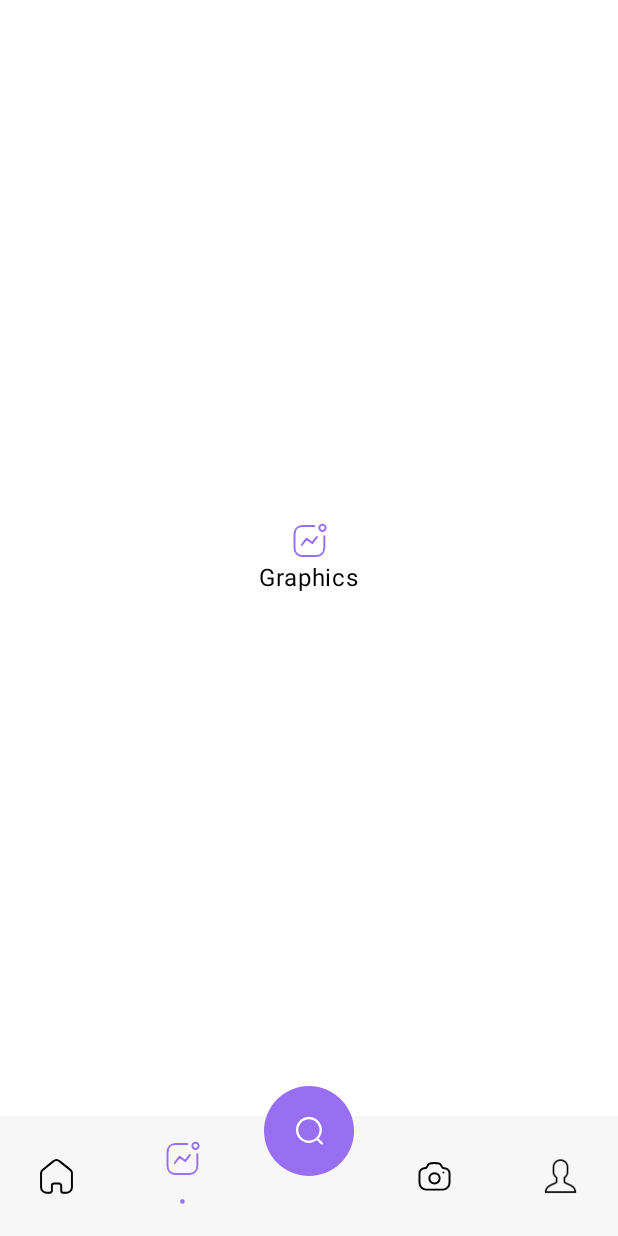
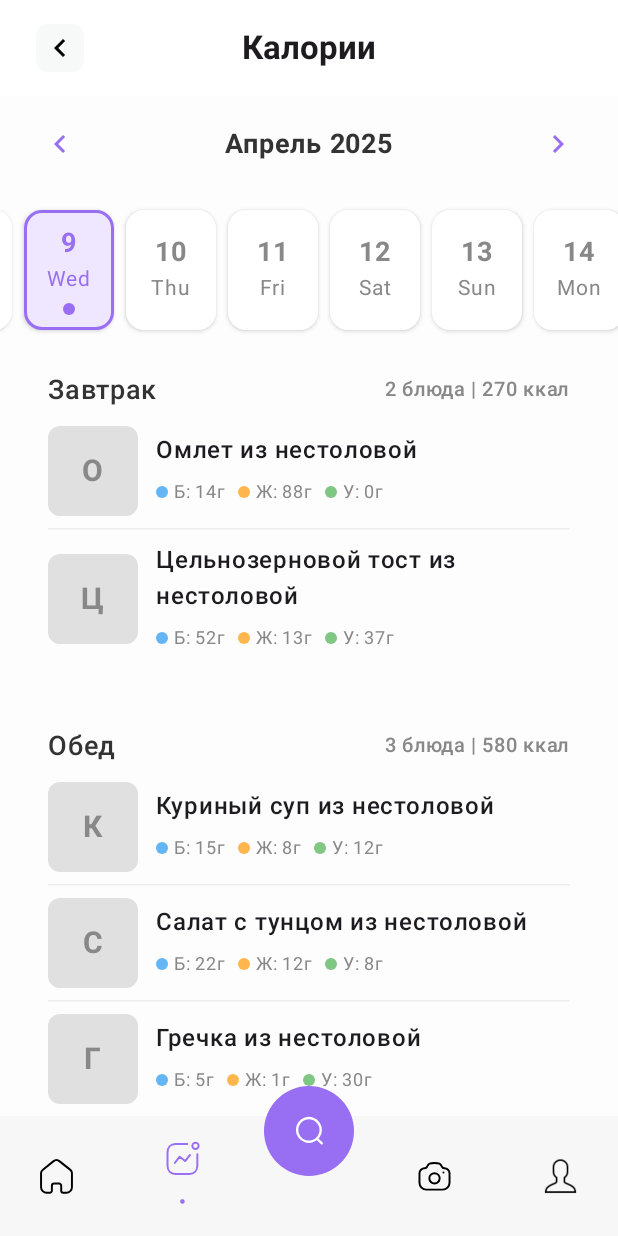
Before and after one commit to RMP-spring-2025/RMP-front, an Android app built with Jetpack Compose: the graphics screen opened through its navigation route, on a phone screen of 412 x 824 dp. Run offline under Robolectric (Android 15) with nearby library versions, the phone set to English and light mode, and no system bars; pictures from the network do not load.

Commit message:
feat(ui): advanced project structure, calories screen

```diff
--- a/app/src/main/java/com/example/frontproject/MainActivity.kt
+++ b/app/src/main/java/com/example/frontproject/MainActivity.kt
@@ -35,7 +35,7 @@ import androidx.navigation.compose.composable
 import androidx.navigation.compose.currentBackStackEntryAsState
 import androidx.navigation.compose.rememberNavController
 import com.example.frontproject.ui.components.screens.BarCodeScreen
-import com.example.frontproject.ui.components.screens.GraphicsScreen
+import com.example.frontproject.ui.components.screens.CaloriesScreen
 import com.example.frontproject.ui.components.screens.HomeScreen
 import com.example.frontproject.ui.components.screens.ProfileScreen
 import com.example.frontproject.ui.components.screens.SearchScreen
@@ -85,7 +85,7 @@ fun NavHostContainer(
             }
 
             composable("graphics") {
-                GraphicsScreen()
+                CaloriesScreen()
             }
 
             composable("search") {
--- /dev/null
+++ b/app/src/main/java/com/example/frontproject/data/model/DayMeals.kt
@@ -0,0 +1,9 @@
+package com.example.frontproject.data.model
+
+data class DayMeals(
+    val date: String,
+    val breakfast: List<Meal>,
+    val lunch: List<Meal>,
+    val snacks: List<Meal>,
+    val dinner: List<Meal>
+)
--- /dev/null
+++ b/app/src/main/java/com/example/frontproject/data/model/Meal.kt
@@ -0,0 +1,9 @@
+package com.example.frontproject.data.model
+
+data class Meal(
+    val name: String,
+    val calories: Int,
+    val proteins: Int,
+    val fats: Int,
+    val carbs: Int
+)
--- /dev/null
+++ b/app/src/main/java/com/example/frontproject/data/repository/MealsRepository.kt
@@ -0,0 +1,61 @@
+package com.example.frontproject.data.repository
+
+import com.example.frontproject.data.model.DayMeals
+import com.example.frontproject.data.model.Meal
+import java.time.LocalDate
+import java.time.format.DateTimeFormatter
+
+class MealsRepository {
+
+    fun getMealsByDay(date: String): DayMeals {
+        // return api.getMealsByDay(date)
+
+        val today = LocalDate.now()
+        // Mock data for demonstration purposes
+        val todayMeals = DayMeals(
+            date = today.format(DateTimeFormatter.ISO_DATE),
+            breakfast = listOf(
+                Meal("Омлет из нестоловой", 228, 14, 88, 0),
+                Meal("Цельнозерновой тост из нестоловой", 42, 52, 13, 37)
+            ),
+            lunch = listOf(
+                Meal("Куриный суп из нестоловой", 180, 15, 8, 12),
+                Meal("Салат с тунцом из нестоловой", 250, 22, 12, 8),
+                Meal("Гречка из нестоловой", 150, 5, 1, 30)
+            ),
+            snacks = listOf(
+                Meal("Хер с маслом", 1, 2, 3, 4),
+            ),
+            dinner = listOf(
+                Meal("Закончились идеи", 555, 123, 321, 228),
+            )
+        )
+        val prevDayMeals = DayMeals(
+            date = today.minusDays(1).format(DateTimeFormatter.ISO_DATE),
+            breakfast = listOf(
+                Meal("Омлет с овощами", 220, 18, 15, 6),
+                Meal("Цельнозерновой тост", 120, 4, 2, 20)
+            ),
+            lunch = listOf(
+                Meal("Куриный суп", 180, 15, 8, 12),
+                Meal("Салат с тунцом", 250, 22, 12, 8),
+                Meal("Гречка", 150, 5, 1, 30)
+            ),
+            snacks = listOf(
+                Meal("Яблоко", 80, 0, 0, 20),
+                Meal("Греческий йогурт", 120, 12, 3, 5)
+            ),
+            dinner = listOf(
+                Meal("Лосось на гриле", 300, 28, 18, 0),
+                Meal("Печеные овощи", 120, 3, 4, 15)
+            )
+        )
+        return if (date == today.format(DateTimeFormatter.ISO_DATE)) {
+            todayMeals
+        } else if (date == today.minusDays(1).format(DateTimeFormatter.ISO_DATE)) {
+            prevDayMeals
+        } else {
+            DayMeals(date, emptyList(), emptyList(), emptyList(), emptyList())
+        }
+    }
+}
--- /dev/null
+++ b/app/src/main/java/com/example/frontproject/domain/util/ResourceState.kt
@@ -0,0 +1,7 @@
+package com.example.frontproject.domain.util
+
+sealed class ResourceState<out T> {
+    data object Loading : ResourceState<Nothing>()
+    data class Success<T>(val data: T) : ResourceState<T>()
+    data class Error(val message: String) : ResourceState<Nothing>()
+}
--- /dev/null
+++ b/app/src/main/java/com/example/frontproject/ui/components/calories/DateSelector.kt
@@ -0,0 +1,152 @@
+package com.example.frontproject.ui.components.calories
+
+import androidx.compose.foundation.background
+import androidx.compose.foundation.border
+import androidx.compose.foundation.clickable
+import androidx.compose.foundation.layout.*
+import androidx.compose.foundation.lazy.LazyRow
+import androidx.compose.foundation.lazy.items
+import androidx.compose.foundation.lazy.rememberLazyListState
+import androidx.compose.foundation.shape.CircleShape
+import androidx.compose.foundation.shape.RoundedCornerShape
+import androidx.compose.material3.*
+import androidx.compose.runtime.*
+import androidx.compose.ui.Alignment
+import androidx.compose.ui.Modifier
+import androidx.compose.ui.draw.clip
+import androidx.compose.ui.graphics.Color
+import androidx.compose.ui.text.font.FontWeight
+import androidx.compose.ui.unit.dp
+import androidx.compose.ui.unit.sp
+import java.time.LocalDate
+import java.time.YearMonth
+import java.time.format.TextStyle
+import java.util.*
+
+@Composable
+fun DateSelector(
+    selectedDate: LocalDate,
+    currentMonth: YearMonth,
+    onDateSelected: (LocalDate) -> Unit
+) {
+    val datesInMonth = remember(currentMonth) {
+        (1..currentMonth.lengthOfMonth())
+            .map { day -> currentMonth.atDay(day) }
+    }
+
+    val today = LocalDate.now()
+    val listState = rememberLazyListState()
+
+    val scrollToIndex = remember(datesInMonth, selectedDate, today) {
+        when {
+            datesInMonth.contains(selectedDate) -> datesInMonth.indexOf(selectedDate)
+            datesInMonth.contains(today) -> datesInMonth.indexOf(today)
+            else -> 0
+        }
+    }
+
+    // Индикатор первого запуска (используем rememberSaveable, чтобы сохранять при перекомпозиции)
+    val isFirstLoad = remember { mutableStateOf(true) }
+
+    // Центрирование выбранной даты
+    LaunchedEffect(scrollToIndex) {
+        if (scrollToIndex >= 0) {
+            if (isFirstLoad.value) {
+                // При первом запуске скроллим без анимации
+                listState.scrollToItem(scrollToIndex)
+                isFirstLoad.value = false
+            } else {
+                // При последующих выборах используем только анимированный скролл
+                val layoutInfo = listState.layoutInfo
+                val viewportWidth = layoutInfo.viewportSize.width
+
+                // Предполагаемый размер элемента (можно настроить)
+                val estimatedItemSize = 68 // 60dp ширина + 8dp отступ
+
+                // Расчет отступа для центрирования
+                val centeredOffset = (viewportWidth - estimatedItemSize) / 2
+
+                // Плавный скролл с анимацией
+                listState.animateScrollToItem(
+                    index = scrollToIndex,
+                    scrollOffset = -centeredOffset
+                )
+            }
+        }
+    }
+
+    LazyRow(
+        state = listState,
+        modifier = Modifier
+            .fillMaxWidth()
+            .padding(vertical = 12.dp),
+        contentPadding = PaddingValues(horizontal = 16.dp)
+    ) {
+        items(datesInMonth) { date ->
+            val isSelected = date == selectedDate
+            DateItem(
+                date = date,
+                isSelected = isSelected,
+                isToday = date == today,
+                onClick = { onDateSelected(date) }
+            )
+        }
+    }
+}
+
+
+@Composable
+fun DateItem(
+    date: LocalDate,
+    isSelected: Boolean,
+    isToday: Boolean,
+    onClick: () -> Unit
+) {
+    val primaryColor = Color(0xFF986ef2)
+
+    Card(
+        modifier = Modifier
+            .padding(end = 8.dp)
+            .width(60.dp)
+            .height(80.dp)
+            .clickable { onClick() }
+            .border(
+                width = if (isSelected) 2.dp else 0.dp,
+                color = if (isSelected) primaryColor else Color.Transparent,
+                shape = RoundedCornerShape(12.dp)
+            ),
+        colors = CardDefaults.cardColors(
+            containerColor = if (isSelected) Color(0xFFEFE7FF) else Color.White
+        ),
+        elevation = CardDefaults.cardElevation(defaultElevation = 2.dp)
+    ) {
+        Column(
+            modifier = Modifier.fillMaxSize(),
+            horizontalAlignment = Alignment.CenterHorizontally,
+            verticalArrangement = Arrangement.Center
+        ) {
+            Text(
+                text = date.dayOfMonth.toString(),
+                fontSize = 18.sp,
+                fontWeight = FontWeight.Bold,
+                color = if (isSelected) primaryColor else Color.Gray
+            )
+
+            Text(
+                text = date.dayOfWeek.getDisplayName(TextStyle.SHORT, Locale.getDefault()),
+                fontSize = 14.sp,
+                color = if (isSelected) primaryColor else Color.Gray
+            )
+
+            if (isToday) {
+                Box(
+                    modifier = Modifier
+                        .padding(top = 4.dp)
+                        .size(8.dp)
+                        .clip(CircleShape)
+                        .background(primaryColor)
+                )
+            }
+        }
+    }
+}
--- /dev/null
+++ b/app/src/main/java/com/example/frontproject/ui/components/calories/MealComponents.kt
@@ -0,0 +1,182 @@
+package com.example.frontproject.ui.components.calories
+
+import androidx.compose.foundation.background
+import androidx.compose.foundation.layout.*
+import androidx.compose.foundation.shape.CircleShape
+import androidx.compose.foundation.shape.RoundedCornerShape
+import androidx.compose.material3.*
+import androidx.compose.runtime.Composable
+import androidx.compose.ui.Alignment
+import androidx.compose.ui.Modifier
+import androidx.compose.ui.draw.clip
+import androidx.compose.ui.graphics.Color
+import androidx.compose.ui.text.font.FontWeight
+import androidx.compose.ui.unit.dp
+import androidx.compose.ui.unit.sp
+import com.example.frontproject.data.model.DayMeals
+import com.example.frontproject.data.model.Meal
+
+@Composable
+fun MealSection(title: String, meals: List<Meal>) {
+    val totalCalories = meals.sumOf { it.calories }
+
+    // Card or Column
+    Column(
+        modifier = Modifier
+            .fillMaxWidth()
+            .padding(horizontal = 16.dp),
+//        colors = CardDefaults.cardColors(containerColor = Color.White),
+//        elevation = CardDefaults.cardElevation(defaultElevation = 2.dp)
+    ) {
+        Column(modifier = Modifier.padding(16.dp)) {
+            Row(
+                modifier = Modifier.fillMaxWidth(),
+                horizontalArrangement = Arrangement.SpaceBetween,
+                verticalAlignment = Alignment.CenterVertically
+            ) {
+                Text(
+                    text = title,
+                    fontSize = 18.sp,
+                    fontWeight = FontWeight.W600,
+                    color = Color(0xFF333333)
+                )
+
+                Text(
+                    text = "${meals.size} ${MealsRightForm(meals.size)} | $totalCalories ккал",
+                    fontSize = 13.sp,
+                    fontWeight = FontWeight.W500,
+                    color = Color.Gray
+                )
+            }
+
+            Spacer(modifier = Modifier.height(12.dp))
+
+            if (meals.isEmpty()) {
+                Box(
+                    modifier = Modifier
+                        .fillMaxWidth()
+                        .padding(vertical = 16.dp),
+                    contentAlignment = Alignment.Center
+                ) {
+                    Text(
+                        "Нет записей о приеме пищи",
+                        color = Color.Gray,
+                        fontSize = 16.sp
+                    )
+                }
+            } else {
+                meals.forEachIndexed { index, meal ->
+                    MealItem(meal)
+                    if (index < meals.size - 1) {
+                        HorizontalDivider(
+                            modifier = Modifier.padding(vertical = 8.dp),
+                            color = Color(0xFFEEEEEE)
+                        )
+                    }
+                }
+            }
+        }
+    }
+}
+
+@Composable
+fun MealItem(meal: Meal) {
+    Row(
+        modifier = Modifier.fillMaxWidth(),
+        verticalAlignment = Alignment.CenterVertically
+    ) {
+        // Плейсхолдер для изображения блюда
+        // Заменить на AsyncImage или Image с загрузкой изображений из API.
+        Box(
+            modifier = Modifier
+                .size(60.dp)
+                .clip(RoundedCornerShape(8.dp))
+                .background(Color(0xFFE0E0E0)),
+            contentAlignment = Alignment.Center
+        ) {
+            Text(
+                text = meal.name.take(1),
+                color = Color.Gray,
+                fontWeight = FontWeight.Bold,
+                fontSize = 20.sp
+            )
+        }
+
+        Spacer(modifier = Modifier.width(12.dp))
+
+        Column(modifier = Modifier.weight(1f)) {
+            Text(
+                text = meal.name,
+                fontSize = 16.sp,
+                fontWeight = FontWeight.Medium
+            )
+
+            Row(
+                modifier = Modifier.padding(top = 4.dp),
+                verticalAlignment = Alignment.CenterVertically
+            ) {
+                NutrientBadge("Б: ${meal.proteins}г", Color(0xFF64B5F6))
+                Spacer(modifier = Modifier.width(8.dp))
+                NutrientBadge("Ж: ${meal.fats}г", Color(0xFFFFB74D))
+                Spacer(modifier = Modifier.width(8.dp))
+                NutrientBadge("У: ${meal.carbs}г", Color(0xFF81C784))
+            }
+        }
+    }
+}
+
+@Composable
+fun NutrientBadge(text: String, color: Color) {
+    Row(verticalAlignment = Alignment.CenterVertically) {
+        Box(
+            modifier = Modifier
+                .size(8.dp)
+                .clip(CircleShape)
+                .background(color)
+        )
+
+        Text(
+            text = text,
+            modifier = Modifier.padding(start = 4.dp),
+            fontSize = 12.sp,
+            color = Color.Gray
+        )
+    }
+}
+
+@Composable
+fun DailyCaloriesSummary(meals: DayMeals) {
+    val totalCalories = meals.breakfast.sumOf { it.calories } +
+            meals.lunch.sumOf { it.calories } +
+            meals.snacks.sumOf { it.calories } +
+            meals.dinner.sumOf { it.calories }
+
+    Column(
+        modifier = Modifier
+            .fillMaxWidth()
+            .padding(horizontal = 16.dp),
+        horizontalAlignment = Alignment.CenterHorizontally
+    ) {
+        Text(
+            text = "Всего калорий за день",
+            fontSize = 16.sp,
+            color = Color.Gray
+        )
+
+        Text(
+            text = "$totalCalories ккал",
+            fontSize = 24.sp,
+            fontWeight = FontWeight.Bold,
+            color = Color(0xFF986ef2)
+        )
+    }
+}
+
+fun MealsRightForm(count: Int): String {
+    val meals = when (count) {
+        1 -> "блюдо"
+        2, 3, 4 -> "блюда"
+        else -> "блюд"
+    }
+    return meals
+}
--- /dev/null
+++ b/app/src/main/java/com/example/frontproject/ui/components/calories/MonthSelector.kt
@@ -0,0 +1,74 @@
+package com.example.frontproject.ui.components.calories
+
+import androidx.compose.foundation.layout.*
+import androidx.compose.material.icons.Icons
+import androidx.compose.material.icons.automirrored.filled.KeyboardArrowLeft
+import androidx.compose.material.icons.automirrored.filled.KeyboardArrowRight
+import androidx.compose.material3.Icon
+import androidx.compose.material3.IconButton
+import androidx.compose.material3.Text
+import androidx.compose.runtime.Composable
+import androidx.compose.ui.Alignment
+import androidx.compose.ui.Modifier
+import androidx.compose.ui.graphics.Color
+import androidx.compose.ui.text.font.FontWeight
+import androidx.compose.ui.unit.dp
+import androidx.compose.ui.unit.sp
+import java.time.Month
+import java.time.YearMonth
+
+@Composable
+fun MonthSelector(
+    currentMonth: YearMonth,
+    onMonthChanged: (YearMonth) -> Unit
+) {
+    Row(
+        modifier = Modifier
+            .fillMaxWidth()
+            .padding(horizontal = 16.dp, vertical = 8.dp),
+        horizontalArrangement = Arrangement.SpaceBetween,
+        verticalAlignment = Alignment.CenterVertically
+    ) {
+        IconButton(onClick = { onMonthChanged(currentMonth.minusMonths(1)) }) {
+            Icon(
+                imageVector = Icons.AutoMirrored.Filled.KeyboardArrowLeft,
+                contentDescription = "Предыдущий месяц",
+                tint = Color(0xFF986ef2)
+            )
+        }
+
+        Text(
+            text = "${getMonthName(currentMonth.month)} ${currentMonth.year}",
+            fontSize = 18.sp,
+            fontWeight = FontWeight.Bold,
+            color = Color(0xFF333333)
+        )
+
+        IconButton(onClick = { onMonthChanged(currentMonth.plusMonths(1)) }) {
+            Icon(
+                imageVector = Icons.AutoMirrored.Filled.KeyboardArrowRight,
+                contentDescription = "Следующий месяц",
+                tint = Color(0xFF986ef2)
+            )
+        }
+    }
+}
+
+// Функция для получения названия месяца на русском
+fun getMonthName(month: Month): String {
+    val monthNames = mapOf(
+        Month.JANUARY to "Январь",
+        Month.FEBRUARY to "Февраль",
+        Month.MARCH to "Март",
+        Month.APRIL to "Апрель",
+        Month.MAY to "Май",
+        Month.JUNE to "Июнь",
+        Month.JULY to "Июль",
+        Month.AUGUST to "Август",
+        Month.SEPTEMBER to "Сентябрь",
+        Month.OCTOBER to "Октябрь",
+        Month.NOVEMBER to "Ноябрь",
+        Month.DECEMBER to "Декабрь"
+    )
+    return monthNames[month] ?: ""
+}
--- /dev/null
+++ b/app/src/main/java/com/example/frontproject/ui/components/screens/CaloriesScreen.kt
@@ -0,0 +1,107 @@
+package com.example.frontproject.ui.components.screens
+
+import androidx.compose.foundation.background
+import androidx.compose.foundation.layout.*
+import androidx.compose.foundation.lazy.LazyColumn
+import androidx.compose.material3.*
+import androidx.compose.runtime.Composable
+import androidx.compose.runtime.collectAsState
+import androidx.compose.ui.Alignment
+import androidx.compose.ui.Modifier
+import androidx.compose.ui.graphics.Color
+import androidx.compose.ui.text.font.FontWeight
+import androidx.compose.ui.tooling.preview.Preview
+import androidx.compose.ui.unit.dp
+import androidx.compose.ui.unit.sp
+import androidx.lifecycle.viewmodel.compose.viewModel
+import com.example.frontproject.domain.util.ResourceState
+import com.example.frontproject.ui.components.calories.DateSelector
+import com.example.frontproject.ui.components.calories.DailyCaloriesSummary
+import com.example.frontproject.ui.components.calories.MealSection
+import com.example.frontproject.ui.components.calories.MonthSelector
+import com.example.frontproject.ui.components.common.ScreenHeader
+import com.example.frontproject.ui.viewmodel.CaloriesViewModel
+
+@Composable
+@Preview
+fun CaloriesScreen() {
+    val viewModel = viewModel<CaloriesViewModel>()
+    val selectedDate = viewModel.selectedDate.collectAsState().value
+    val currentMonth = viewModel.currentMonth.collectAsState().value
+    val dayMealsState = viewModel.dayMeals.collectAsState().value
+
+    Column(
+        modifier = Modifier
+            .fillMaxSize()
+            .background(Color(0xFFFDFDFD))
+    ) {
+        ScreenHeader(
+            title = "Калории",
+            onBackClick = { /* Обработка нажатия кнопки назад */ },
+        )
+
+        MonthSelector(
+            currentMonth = currentMonth,
+            onMonthChanged = { viewModel.changeMonth(it) }
+        )
+
+        DateSelector(
+            selectedDate = selectedDate,
+            currentMonth = currentMonth,
+            onDateSelected = { viewModel.selectDate(it) }
+        )
+
+        when (dayMealsState) {
+            is ResourceState.Loading -> {
+                Box(
+                    modifier = Modifier.fillMaxSize(),
+                    contentAlignment = Alignment.Center
+                ) {
+                    CircularProgressIndicator(color = Color(0xFF986ef2))
+                }
+            }
+            is ResourceState.Success -> {
+                val meals = dayMealsState.data
+                LazyColumn(
+                    modifier = Modifier.fillMaxSize()
+                ) {
+                    item {
+                        MealSection("Завтрак", meals.breakfast)
+                        Spacer(modifier = Modifier.height(16.dp))
+                        MealSection("Обед", meals.lunch)
+                        Spacer(modifier = Modifier.height(16.dp))
+                        MealSection("Перекусы", meals.snacks)
+                        Spacer(modifier = Modifier.height(16.dp))
+                        MealSection("Ужин", meals.dinner)
+                        Spacer(modifier = Modifier.height(24.dp))
+                        DailyCaloriesSummary(meals)
+                    }
+                }
+            }
+            is ResourceState.Error -> {
+                Box(
+                    modifier = Modifier.fillMaxSize(),
+                    contentAlignment = Alignment.Center
+                ) {
+                    Column(horizontalAlignment = Alignment.CenterHorizontally) {
+                        Text(
+                            text = "Ошибка загрузки данных",
+                            color = Color.Red,
+                            fontSize = 18.sp,
+                            fontWeight = FontWeight.Medium
+                        )
+                        Spacer(modifier = Modifier.height(8.dp))
+                        Button(
+                            onClick = { viewModel.loadDataForSelectedDate() },
+                            colors = ButtonDefaults.buttonColors(
+                                containerColor = Color(0xFF986ef2)
+                            )
+                        ) {
+                            Text("Попробовать снова")
+                        }
+                    }
+                }
+            }
+        }
+    }
+}
--- /dev/null
+++ b/app/src/main/java/com/example/frontproject/ui/viewmodel/CaloriesViewModel.kt
@@ -0,0 +1,61 @@
+package com.example.frontproject.ui.viewmodel
+
+import androidx.lifecycle.ViewModel
+import androidx.lifecycle.viewModelScope
+import com.example.frontproject.data.model.DayMeals
+import com.example.frontproject.data.repository.MealsRepository
+import com.example.frontproject.domain.util.ResourceState
+import kotlinx.coroutines.flow.MutableStateFlow
+import kotlinx.coroutines.flow.StateFlow
+import kotlinx.coroutines.launch
+import java.time.LocalDate
+import java.time.YearMonth
+import java.time.format.DateTimeFormatter
+
+class CaloriesViewModel : ViewModel() {
+    private val repository = MealsRepository()
+
+    private val _selectedDate = MutableStateFlow(LocalDate.now())
+    val selectedDate: StateFlow<LocalDate> = _selectedDate
+
+    private val _currentMonth = MutableStateFlow(YearMonth.from(LocalDate.now()))
+    val currentMonth: StateFlow<YearMonth> = _currentMonth
+
+    private val _dayMeals = MutableStateFlow<ResourceState<DayMeals>>(ResourceState.Loading)
+    val dayMeals: StateFlow<ResourceState<DayMeals>> = _dayMeals
+
+    init {
+        loadDataForSelectedDate()
+    }
+
+    fun selectDate(date: LocalDate) {
+        _selectedDate.value = date
+        loadDataForSelectedDate()
+    }
+
+    fun changeMonth(yearMonth: YearMonth) {
+        _currentMonth.value = yearMonth
+        // Устанавливаем выбранную дату на первый день месяца или сегодня, если это текущий месяц
+        val today = LocalDate.now()
+        val newSelectedDate = if (YearMonth.from(today) == yearMonth && today.monthValue == yearMonth.monthValue) {
+            today
+        } else {
+            yearMonth.atDay(1)
+        }
+        _selectedDate.value = newSelectedDate
+        loadDataForSelectedDate()
+    }
+
+    fun loadDataForSelectedDate() {
+        viewModelScope.launch {
+            try {
+                _dayMeals.value = ResourceState.Loading
+                val formattedDate = selectedDate.value.format(DateTimeFormatter.ISO_DATE)
+                val result = repository.getMealsByDay(formattedDate)
+                _dayMeals.value = ResourceState.Success(result)
+            } catch (e: Exception) {
+                _dayMeals.value = ResourceState.Error(e.message ?: "Неизвестная ошибка")
+            }
+        }
+    }
+}
```
Also changed, not shown: app/src/main/java/com/example/frontproject/data/remote/MealsApi.kt (added, +10 -0 lines).
